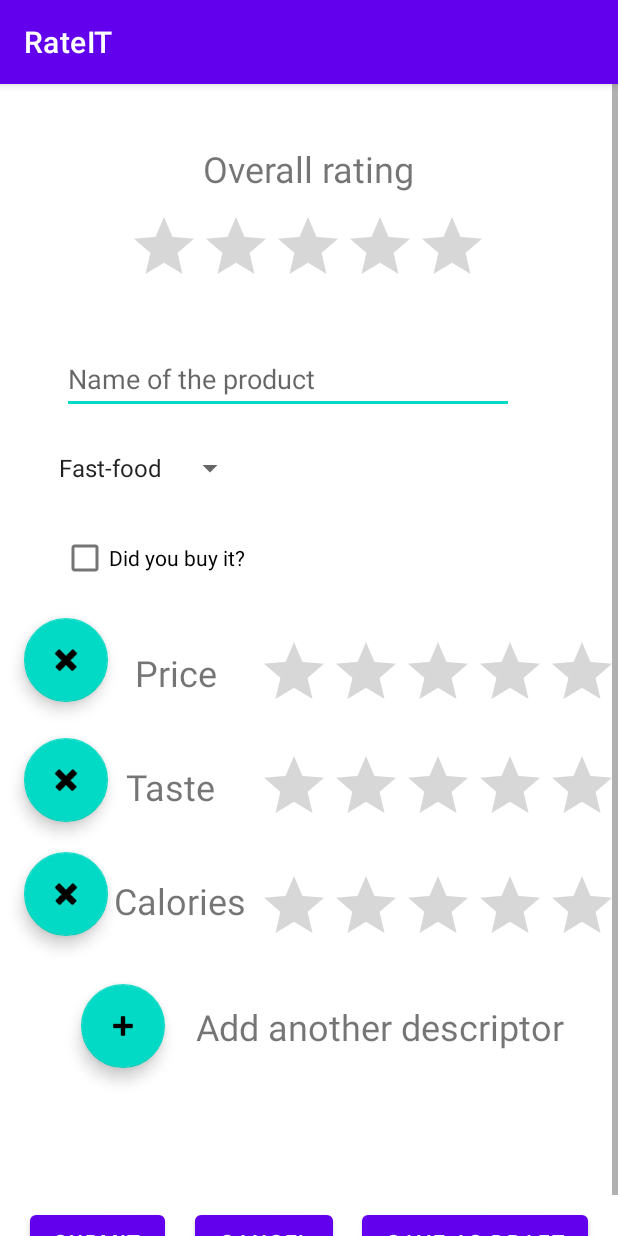
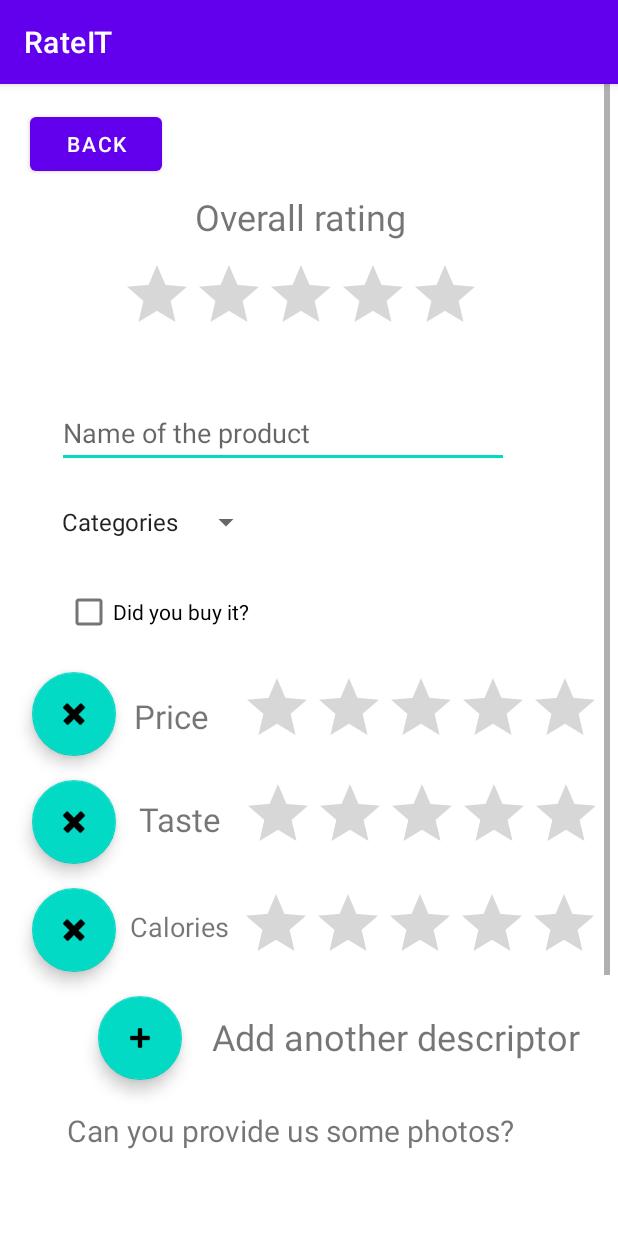
Before and after one commit to DevUbik/RateIT, an Android app: the InsertProductPage screen opened directly, with no data from a screen before it, on a phone screen of 412 x 824 dp. Run offline under Robolectric (Android 15) with nearby library versions, the phone set to English and light mode, and no system bars.

Commit message:
'Insert product page' with back button which send you to mainMenu

```diff
--- a/app/src/main/java/com/pregatit/rateit/InsertProductPage.java
+++ b/app/src/main/java/com/pregatit/rateit/InsertProductPage.java
@@ -2,7 +2,9 @@ package com.pregatit.rateit;
 
 import androidx.appcompat.app.AppCompatActivity;
 
+import android.content.Intent;
 import android.os.Bundle;
+import android.view.View;
 import android.widget.ArrayAdapter;
 import android.widget.Spinner;
 
@@ -17,6 +19,11 @@ public class InsertProductPage extends AppCompatActivity {
                 R.array.food, android.R.layout.simple_spinner_item);
         adapter.setDropDownViewResource(android.R.layout.simple_spinner_dropdown_item);
         spinner.setAdapter(adapter);
+    }
 
+    public void onBackClick(View v) {
+        Intent i = new Intent(this, MainMenu.class);
+        startActivity(i);
     }
+
 }
--- a/app/src/main/java/com/pregatit/rateit/MainMenu.java
+++ b/app/src/main/java/com/pregatit/rateit/MainMenu.java
@@ -2,7 +2,9 @@ package com.pregatit.rateit;
 
 import androidx.appcompat.app.AppCompatActivity;
 
+import android.content.Intent;
 import android.os.Bundle;
+import android.view.View;
 
 public class MainMenu extends AppCompatActivity {
 
@@ -11,4 +13,9 @@ public class MainMenu extends AppCompatActivity {
         super.onCreate(savedInstanceState);
         setContentView(R.layout.activity_main_menu);
     }
+
+    public void onInsertProductClick(View v) {
+        Intent i = new Intent(this, InsertProductPage.class);
+        startActivity(i);
+    }
 }
--- a/app/src/main/res/layout/activity_insert_product_page.xml
+++ b/app/src/main/res/layout/activity_insert_product_page.xml
@@ -7,22 +7,126 @@
     tools:context=".InsertProductPage">
 
     <ScrollView
-        android:layout_width="match_parent"
-        android:layout_height="match_parent"
-        tools:layout_editor_absoluteX="147dp"
-        tools:layout_editor_absoluteY="-1dp">
+        android:layout_width="401dp"
+        android:layout_height="721dp"
+        app:layout_constraintBottom_toBottomOf="parent"
+        app:layout_constraintEnd_toEndOf="parent"
+        app:layout_constraintStart_toStartOf="parent"
+        app:layout_constraintTop_toTopOf="parent"
+        app:layout_constraintVertical_bias="0.0">
+
+        <androidx.constraintlayout.widget.ConstraintLayout
+            android:layout_width="391dp"
+            android:layout_height="853dp"
+            android:clickable="false"
+            android:visibility="visible"
+            app:layout_constraintBottom_toBottomOf="parent"
+            app:layout_constraintEnd_toEndOf="parent"
+            app:layout_constraintHorizontal_bias="0.5"
+            app:layout_constraintStart_toStartOf="parent"
+            app:layout_constraintTop_toTopOf="parent"
+            tools:layout_editor_absoluteX="2dp"
+            tools:layout_editor_absoluteY="-2dp">
 
 
-        <androidx.constraintlayout.widget.ConstraintLayout
-            android:layout_width="match_parent"
-            android:layout_height="match_parent">
+            <TextView
+                android:id="@+id/textView_OverallRating2"
+                android:layout_width="wrap_content"
+                android:layout_height="wrap_content"
+                android:layout_marginStart="12dp"
+                android:text="Price"
+                android:textSize="22sp"
+                app:layout_constraintBottom_toBottomOf="@+id/floatingActionButton16"
+                app:layout_constraintStart_toEndOf="@+id/floatingActionButton16"
+                app:layout_constraintTop_toTopOf="@+id/floatingActionButton16"
+                app:layout_constraintVertical_bias="0.538" />
 
+            <TextView
+                android:id="@+id/textView_OverallRating3"
+                android:layout_width="wrap_content"
+                android:layout_height="wrap_content"
+                android:layout_marginStart="12dp"
+                android:text="Taste"
+                android:textSize="22sp"
+                app:layout_constraintBottom_toBottomOf="@+id/floatingActionButton3"
+                app:layout_constraintEnd_toEndOf="@+id/textView_OverallRating2"
+                app:layout_constraintStart_toEndOf="@+id/floatingActionButton3"
+                app:layout_constraintStart_toStartOf="@+id/textView_OverallRating2"
+                app:layout_constraintTop_toTopOf="@+id/floatingActionButton3"
+                app:layout_constraintVertical_bias="0.423" />
+
+            <RatingBar
+                android:id="@+id/ratingBar"
+                android:layout_width="wrap_content"
+                android:layout_height="wrap_content"
+                android:layout_marginStart="21dp"
+                app:layout_constraintBottom_toBottomOf="@+id/textView_OverallRating2"
+                app:layout_constraintStart_toEndOf="@+id/textView_OverallRating2"
+                app:layout_constraintTop_toTopOf="@+id/textView_OverallRating2"
+                app:layout_constraintVertical_bias="0.518" />
+
+            <RatingBar
+                android:id="@+id/ratingBar2"
+                android:layout_width="wrap_content"
+                android:layout_height="wrap_content"
+                android:layout_marginStart="13dp"
+                app:layout_constraintBottom_toBottomOf="@+id/textView_OverallRating3"
+                app:layout_constraintStart_toEndOf="@+id/textView_OverallRating3"
+                app:layout_constraintTop_toTopOf="@+id/textView_OverallRating3"
+                app:layout_constraintVertical_bias="0.444" />
+
+            <com.google.android.material.floatingactionbutton.FloatingActionButton
+                android:id="@+id/floatingActionButton3"
+                android:layout_width="wrap_content"
+                android:layout_height="wrap_content"
+                android:layout_marginStart="16dp"
+                android:clickable="true"
+                app:layout_constraintBottom_toTopOf="@+id/floatingActionButton4"
+                app:layout_constraintStart_toStartOf="parent"
+                app:layout_constraintTop_toBottomOf="@+id/floatingActionButton16"
+                app:srcCompat="@android:drawable/ic_delete" />
+
+            <com.google.android.material.floatingactionbutton.FloatingActionButton
+                android:id="@+id/floatingActionButton4"
+                android:layout_width="wrap_content"
+                android:layout_height="wrap_content"
+                android:layout_marginStart="16dp"
+                android:clickable="true"
+                app:layout_constraintBottom_toTopOf="@+id/floatingActionButton17"
+                app:layout_constraintStart_toStartOf="parent"
+                app:layout_constraintTop_toBottomOf="@+id/floatingActionButton3"
+                app:srcCompat="@android:drawable/ic_delete" />
+
+            <RatingBar
+                android:id="@+id/ratingBar3"
+                android:layout_width="wrap_content"
+                android:layout_height="wrap_content"
+                android:layout_marginStart="7dp"
+                app:layout_constraintBottom_toBottomOf="@+id/textView_OverallRating4"
+                app:layout_constraintStart_toEndOf="@+id/textView_OverallRating4"
+                app:layout_constraintTop_toTopOf="@+id/textView_OverallRating4"
+                app:layout_constraintVertical_bias="0.406" />
+
+            <TextView
+                android:id="@+id/textView_OverallRating4"
+                android:layout_width="wrap_content"
+                android:layout_height="wrap_content"
+                android:layout_marginStart="12dp"
+                android:text="Calories"
+                android:textSize="18sp"
+                app:layout_constraintBottom_toBottomOf="@+id/floatingActionButton4"
+                app:layout_constraintEnd_toEndOf="@+id/textView_OverallRating3"
+                app:layout_constraintHorizontal_bias="0.814"
+                app:layout_constraintStart_toEndOf="@+id/floatingActionButton4"
+                app:layout_constraintStart_toStartOf="@+id/textView_OverallRating3"
+                app:layout_constraintTop_toTopOf="@+id/floatingActionButton4"
+                app:layout_constraintVertical_bias="0.419" />
 
             <Button
                 android:id="@+id/button35"
                 android:layout_width="wrap_content"
                 android:layout_height="wrap_content"
-                android:layout_marginTop="748dp"
+                android:layout_marginTop="828dp"
                 android:text="Save as draft"
                 app:layout_constraintEnd_toEndOf="parent"
                 app:layout_constraintHorizontal_bias="0.5"
@@ -33,51 +137,27 @@
                 android:id="@+id/button37"
                 android:layout_width="wrap_content"
                 android:layout_height="wrap_content"
-                android:layout_marginTop="748dp"
+                android:layout_marginTop="828dp"
                 android:text="Submit"
                 app:layout_constraintEnd_toStartOf="@+id/button36"
                 app:layout_constraintHorizontal_bias="0.5"
                 app:layout_constraintStart_toStartOf="parent"
                 app:layout_constraintTop_toTopOf="parent" />
 
-            <TextView
-                android:id="@+id/textView_OverallRating14"
+            <Button
+                android:id="@+id/button_submit"
                 android:layout_width="wrap_content"
                 android:layout_height="wrap_content"
-                android:layout_marginTop="36dp"
-                android:text="Price"
-                android:textSize="24sp"
+                android:layout_marginTop="16dp"
+                android:onClick="onBackClick"
+                android:text="@string/back"
                 app:layout_constraintEnd_toEndOf="parent"
-                app:layout_constraintHorizontal_bias="0.252"
+                app:layout_constraintHorizontal_bias="0.049"
                 app:layout_constraintStart_toStartOf="parent"
-                app:layout_constraintTop_toBottomOf="@+id/checkBox_DidyouBuyIt" />
-
-            <TextView
-                android:id="@+id/textView_OverallRating12"
-                android:layout_width="wrap_content"
-                android:layout_height="wrap_content"
-                android:layout_marginTop="188dp"
-                android:text="Calories"
-                android:textSize="24sp"
-                app:layout_constraintEnd_toEndOf="parent"
-                app:layout_constraintHorizontal_bias="0.234"
-                app:layout_constraintStart_toStartOf="parent"
-                app:layout_constraintTop_toBottomOf="@+id/checkBox_DidyouBuyIt" />
-
-            <TextView
-                android:id="@+id/textView_OverallRating11"
-                android:layout_width="wrap_content"
-                android:layout_height="wrap_content"
-                android:layout_marginTop="112dp"
-                android:text="Taste"
-                android:textSize="24sp"
-                app:layout_constraintEnd_toEndOf="parent"
-                app:layout_constraintHorizontal_bias="0.238"
-                app:layout_constraintStart_toStartOf="parent"
-                app:layout_constraintTop_toBottomOf="@+id/checkBox_DidyouBuyIt" />
+                app:layout_constraintTop_toTopOf="parent" />
 
             <RatingBar
-                android:id="@+id/ratingBar"
+                android:id="@+id/ratingBar_overall"
                 android:layout_width="wrap_content"
                 android:layout_height="wrap_content"
                 android:layout_marginTop="12dp"
@@ -86,53 +166,28 @@
                 app:layout_constraintStart_toStartOf="parent"
                 app:layout_constraintTop_toBottomOf="@+id/textView_OverallRating" />
 
-            <RatingBar
-                android:id="@+id/ratingBar14"
-                android:layout_width="wrap_content"
-                android:layout_height="wrap_content"
-                android:layout_marginTop="368dp"
-                app:layout_constraintEnd_toEndOf="@+id/ratingBar16"
-                app:layout_constraintTop_toTopOf="parent" />
-
-            <RatingBar
-                android:id="@+id/ratingBar15"
-                android:layout_width="wrap_content"
-                android:layout_height="wrap_content"
-                android:layout_marginTop="524dp"
-                app:layout_constraintEnd_toEndOf="parent"
-                app:layout_constraintHorizontal_bias="1.0"
-                app:layout_constraintStart_toStartOf="parent"
-                app:layout_constraintTop_toTopOf="parent" />
-
-            <RatingBar
-                android:id="@+id/ratingBar16"
-                android:layout_width="wrap_content"
-                android:layout_height="wrap_content"
-                android:layout_marginTop="444dp"
-                app:layout_constraintEnd_toEndOf="@+id/ratingBar15"
-                app:layout_constraintTop_toTopOf="parent" />
-
             <TextView
                 android:id="@+id/textView_OverallRating"
                 android:layout_width="wrap_content"
                 android:layout_height="wrap_content"
-                android:layout_marginTop="40dp"
+                android:layout_marginTop="72dp"
                 android:text="Overall rating"
                 android:textSize="24sp"
                 app:layout_constraintEnd_toEndOf="parent"
+                app:layout_constraintHorizontal_bias="0.498"
                 app:layout_constraintStart_toStartOf="parent"
                 app:layout_constraintTop_toTopOf="parent" />
 
             <com.google.android.material.textfield.TextInputEditText
-                android:id="@+id/textInputEditText"
+                android:id="@+id/textInputEditText_nameOfTheProduct"
                 android:layout_width="301dp"
                 android:layout_height="46dp"
-                android:layout_marginTop="32dp"
+                android:layout_marginTop="36dp"
                 android:hint="Name of the product"
                 app:layout_constraintEnd_toEndOf="parent"
-                app:layout_constraintHorizontal_bias="0.372"
+                app:layout_constraintHorizontal_bias="0.362"
                 app:layout_constraintStart_toStartOf="parent"
-                app:layout_constraintTop_toBottomOf="@+id/ratingBar" />
+                app:layout_constraintTop_toBottomOf="@+id/ratingBar_overall" />
 
             <Spinner
                 android:id="@+id/spinner_Categories"
@@ -144,7 +199,7 @@
                 app:layout_constraintLeft_toLeftOf="parent"
                 app:layout_constraintRight_toRightOf="parent"
                 app:layout_constraintStart_toStartOf="parent"
-                app:layout_constraintTop_toBottomOf="@+id/textInputEditText" />
+                app:layout_constraintTop_toBottomOf="@+id/textInputEditText_nameOfTheProduct" />
 
             <CheckBox
                 android:id="@+id/checkBox_DidyouBuyIt"
@@ -161,18 +216,20 @@
                 android:id="@+id/textView_OverallRating13"
                 android:layout_width="wrap_content"
                 android:layout_height="wrap_content"
-                android:layout_marginTop="612dp"
-                android:layout_marginEnd="36dp"
+                android:layout_marginStart="20dp"
                 android:text="Add another descriptor"
                 android:textSize="24sp"
-                app:layout_constraintEnd_toEndOf="parent"
-                app:layout_constraintTop_toTopOf="parent" />
+                app:layout_constraintBottom_toBottomOf="@+id/floatingActionButton17"
+                app:layout_constraintStart_toEndOf="@+id/floatingActionButton17"
+                app:layout_constraintTop_toTopOf="@+id/floatingActionButton17"
+                app:layout_constraintVertical_bias="0.458" />
 
             <Button
                 android:id="@+id/button36"
                 android:layout_width="wrap_content"
                 android:layout_height="wrap_content"
-                android:layout_marginTop="748dp"
+                android:layout_marginTop="828dp"
+                android:onClick="onBackClick"
                 android:text="Cancel"
                 app:layout_constraintEnd_toStartOf="@+id/button35"
                 app:layout_constraintHorizontal_bias="0.5"
@@ -180,53 +237,61 @@
                 app:layout_constraintTop_toTopOf="parent" />
 
             <com.google.android.material.floatingactionbutton.FloatingActionButton
-                android:id="@+id/floatingActionButton14"
-                android:layout_width="wrap_content"
-                android:layout_height="wrap_content"
-                android:layout_marginTop="436dp"
-                android:clickable="true"
-                app:layout_constraintEnd_toEndOf="parent"
-                app:layout_constraintHorizontal_bias="0.045"
-                app:layout_constraintStart_toStartOf="parent"
-                app:layout_constraintTop_toTopOf="parent"
-                app:srcCompat="@android:drawable/ic_delete" />
-
-            <com.google.android.material.floatingactionbutton.FloatingActionButton
                 android:id="@+id/floatingActionButton16"
                 android:layout_width="wrap_content"
                 android:layout_height="wrap_content"
-                android:layout_marginTop="356dp"
+                android:layout_marginStart="16dp"
                 android:clickable="true"
-                app:layout_constraintEnd_toEndOf="parent"
-                app:layout_constraintHorizontal_bias="0.045"
+                app:layout_constraintBottom_toTopOf="@+id/floatingActionButton3"
                 app:layout_constraintStart_toStartOf="parent"
-                app:layout_constraintTop_toTopOf="parent"
+                app:layout_constraintTop_toBottomOf="@+id/checkBox_DidyouBuyIt"
                 app:srcCompat="@android:drawable/ic_delete" />
 
-            <com.google.android.material.floatingactionbutton.FloatingActionButton
-                android:id="@+id/floatingActionButton15"
+            <TextView
+                android:id="@+id/textView_photos"
                 android:layout_width="wrap_content"
                 android:layout_height="wrap_content"
-                android:layout_marginTop="512dp"
+                android:layout_marginTop="684dp"
+                android:text="Can you provide us some photos?"
+                android:textSize="20sp"
+                app:layout_constraintEnd_toEndOf="parent"
+                app:layout_constraintHorizontal_bias="0.423"
+                app:layout_constraintStart_toStartOf="parent"
+                app:layout_constraintTop_toTopOf="parent" />
+
+            <com.google.android.material.floatingactionbutton.FloatingActionButton
+                android:id="@+id/floatingActionButton"
+                android:layout_width="wrap_content"
+                android:layout_height="wrap_content"
+                android:layout_marginStart="36dp"
+                android:layout_marginTop="24dp"
                 android:clickable="true"
-                app:layout_constraintEnd_toEndOf="parent"
-                app:layout_constraintHorizontal_bias="0.045"
                 app:layout_constraintStart_toStartOf="parent"
-                app:layout_constraintTop_toTopOf="parent"
-                app:srcCompat="@android:drawable/ic_delete" />
+                app:layout_constraintTop_toBottomOf="@+id/textView_photos"
+                app:srcCompat="@android:drawable/ic_input_add" />
 
             <com.google.android.material.floatingactionbutton.FloatingActionButton
                 android:id="@+id/floatingActionButton17"
                 android:layout_width="wrap_content"
                 android:layout_height="wrap_content"
-                android:layout_marginTop="600dp"
+                android:layout_marginStart="60dp"
+                android:layout_marginTop="608dp"
                 android:clickable="true"
-                app:layout_constraintEnd_toEndOf="parent"
-                app:layout_constraintHorizontal_bias="0.152"
                 app:layout_constraintStart_toStartOf="parent"
                 app:layout_constraintTop_toTopOf="parent"
                 app:srcCompat="@android:drawable/ic_input_add" />
 
+            <ImageView
+                android:id="@+id/imageView9"
+                android:layout_width="64dp"
+                android:layout_height="69dp"
+                android:layout_marginStart="25dp"
+                app:layout_constraintBottom_toBottomOf="@+id/floatingActionButton"
+                app:layout_constraintStart_toEndOf="@+id/floatingActionButton"
+                app:layout_constraintTop_toTopOf="@+id/floatingActionButton"
+                app:srcCompat="@drawable/drinkk" />
+
         </androidx.constraintlayout.widget.ConstraintLayout>
     </ScrollView>
+
 </androidx.constraintlayout.widget.ConstraintLayout>
--- a/app/src/main/res/layout/activity_main_menu.xml
+++ b/app/src/main/res/layout/activity_main_menu.xml
@@ -15,4 +15,16 @@
         app:layout_constraintEnd_toEndOf="parent"
         app:layout_constraintStart_toStartOf="parent"
         app:layout_constraintTop_toTopOf="parent" />
+
+    <Button
+        android:id="@+id/button_InsertNewProduct"
+        android:layout_width="wrap_content"
+        android:layout_height="wrap_content"
+        android:layout_marginBottom="176dp"
+        android:onClick="onInsertProductClick"
+        android:text="Insert a new product"
+        app:layout_constraintBottom_toBottomOf="parent"
+        app:layout_constraintEnd_toEndOf="parent"
+        app:layout_constraintHorizontal_bias="0.497"
+        app:layout_constraintStart_toStartOf="parent" />
 </androidx.constraintlayout.widget.ConstraintLayout>
--- a/app/src/main/res/values/strings.xml
+++ b/app/src/main/res/values/strings.xml
@@ -10,11 +10,12 @@
 
     <string name="hello_first_fragment">Hello first fragment</string>
     <string name="hello_second_fragment">Hello second fragment. Arg: %1$s</string>
-    <string name="InserProductPage">Spinner</string>
+    <string name="InsertProductPage">Spinner</string>
     <string name="back">Back</string>
     <string name="login">Login</string>
     <string name="create_account">Create Account</string>
     <string-array name="food">
+        <item>Categories</item>
         <item>Fast-food</item>
         <item>Desert</item>
     </string-array>
```
Also changed, not shown: app/src/main/AndroidManifest.xml (+9 -8 lines).
